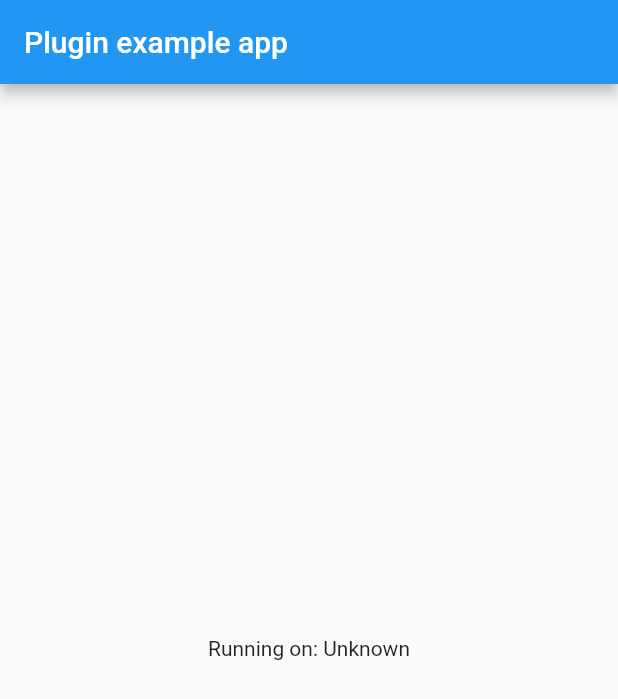
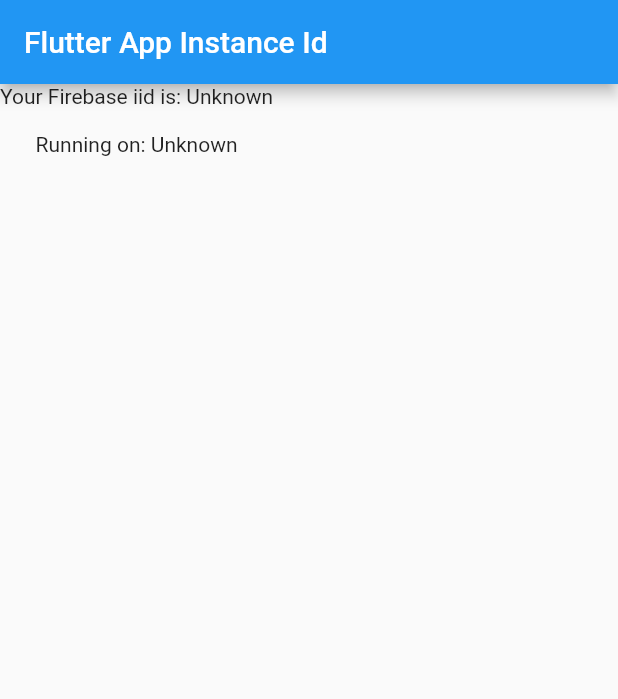
Before and after one commit to mgonzalezc/flutter_firebase_instance_id, a Flutter app: the screen it shows after launch, on a phone screen of 412 x 824 dp. Shown: the top 699 px of the screen. Run offline on Flutter 3.47's test engine with Material 2 defaults, Android fonts, the phone set to English and light mode, and no system bars.

Commit message:
Android getFirebaseInstanceId

```diff
--- a/example/lib/main.dart
+++ b/example/lib/main.dart
@@ -15,6 +15,7 @@ class MyApp extends StatefulWidget {
 
 class _MyAppState extends State<MyApp> {
   String _platformVersion = 'Unknown';
+  String _firebaseInstanceId = 'Unknown';
 
   @override
   void initState() {
@@ -25,9 +26,12 @@ class _MyAppState extends State<MyApp> {
   // Platform messages are asynchronous, so we initialize in an async method.
   Future<void> initPlatformState() async {
     String platformVersion;
+    String firebaseInstanceId;
+
     // Platform messages may fail, so we use a try/catch PlatformException.
     try {
       platformVersion = await FlutterFirebaseInstanceId.platformVersion;
+      firebaseInstanceId = await FlutterFirebaseInstanceId.firebaseInstanceId;
     } on PlatformException {
       platformVersion = 'Failed to get platform version.';
     }
@@ -39,6 +43,7 @@ class _MyAppState extends State<MyApp> {
 
     setState(() {
       _platformVersion = platformVersion;
+      _firebaseInstanceId = firebaseInstanceId;
     });
   }
 
@@ -47,10 +52,13 @@ class _MyAppState extends State<MyApp> {
     return MaterialApp(
       home: Scaffold(
         appBar: AppBar(
-          title: const Text('Plugin example app'),
+          title: const Text('Flutter App Instance Id'),
         ),
-        body: Center(
-          child: Text('Running on: $_platformVersion\n'),
+        body: Column(
+          children: [
+            Text('Your Firebase iid is: $_platformVersion\n'),
+            Text('Running on: $_firebaseInstanceId\n'),
+          ],
         ),
       ),
     );
--- a/lib/flutter_firebase_instance_id.dart
+++ b/lib/flutter_firebase_instance_id.dart
@@ -11,4 +11,9 @@ class FlutterFirebaseInstanceId {
     final String version = await _channel.invokeMethod('getPlatformVersion');
     return version;
   }
+
+  static Future<String> get firebaseInstanceId async {
+    final String iid = await _channel.invokeMethod('getFirebaseInstanceId');
+    return iid;
+  }
 }
```
Also changed, not shown: 4 other files.
